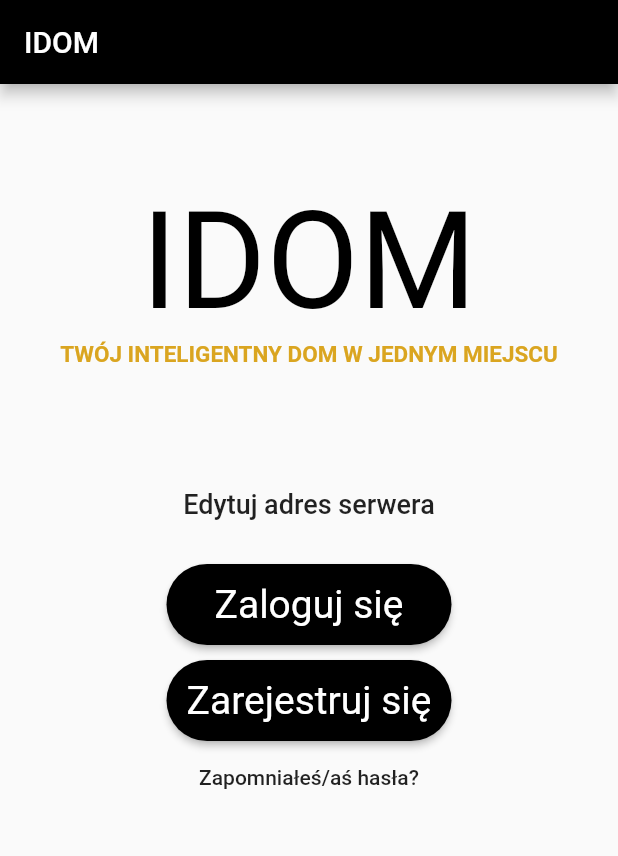
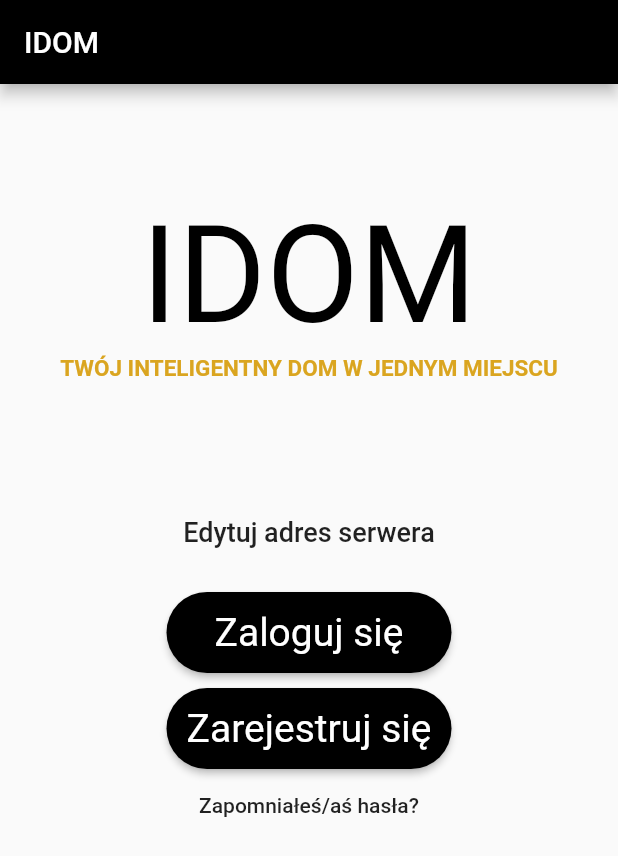
Before and after one commit to karolinaoparczyk/idom_mobile, a Flutter app: the screen it shows after launch, on a phone screen of 412 x 824 dp. Shown: the top 856 px of the screen. Run offline on Flutter 3.47's test engine with Material 2 defaults, Android fonts, the phone set to English and light mode, and no system bars; our stand-ins replace charts_flutter, permission_handler; accounts and stored records are empty.

Commit message:
last changes

```diff
--- a/lib/api.dart
+++ b/lib/api.dart
@@ -221,7 +221,7 @@ class Api {
       var resFrequency = await http.get('$url/sensors_data/list/$sensorId',
           headers: {
             HttpHeaders.authorizationHeader: "Token $userToken"
-          }).timeout(Duration(seconds: 5));
+          }).timeout(Duration(seconds: 10));
 
       Map<String, String> responses = {
         "bodySensorData": resFrequency.body.toString(),
--- a/lib/pages/setup/front.dart
+++ b/lib/pages/setup/front.dart
@@ -14,7 +14,12 @@ import 'edit_api_address.dart';
 /// allows signing in or signing up
 class Front extends StatefulWidget {
   Front(
-      {this.api, this.onSignedIn, this.onSignedOut, this.apiAddressAdded, this.apiAddress, this.setApiAddress});
+      {this.api,
+      this.onSignedIn,
+      this.onSignedOut,
+      this.apiAddressAdded,
+      this.apiAddress,
+      this.setApiAddress});
 
   Function(String, Account, Api) onSignedIn;
   VoidCallback onSignedOut;
@@ -36,19 +41,23 @@ class _FrontState extends State<Front> {
 
   @override
   Widget build(BuildContext context) {
+    MediaQueryData queryData;
+    queryData = MediaQuery.of(context);
+
     return WillPopScope(
         onWillPop: () async => false,
         child: Scaffold(
             key: _scaffoldKey,
             appBar:
                 AppBar(automaticallyImplyLeading: false, title: Text('IDOM')),
-            body: Column(
+            body:SingleChildScrollView(child: Container( alignment: Alignment.center, child: Center(
+                        child: Column(
+                          mainAxisSize: MainAxisSize.min,
                           mainAxisAlignment: MainAxisAlignment.center,
               crossAxisAlignment: CrossAxisAlignment.stretch,
               children: <Widget>[
-                Expanded(
-                    flex: 1,
-                    child: AnimatedContainer(
+                Flexible(flex:1, child: SizedBox(height: queryData.size.height/3, child:
+                AnimatedContainer(
                         curve: Curves.easeInToLinear,
                         duration: Duration(
                           milliseconds: 10,
@@ -72,10 +81,8 @@ class _FrontState extends State<Front> {
                                     fontWeight: FontWeight.bold),
                                 textAlign: TextAlign.center,
                               ),
-                            ]))),
-                Expanded(
-                    flex: 2,
-                    child: AnimatedContainer(
+                            ])))),
+                Flexible( flex: 2, child: SizedBox(height: queryData.size.height/3, child: AnimatedContainer(
                         curve: Curves.easeInToLinear,
                         duration: Duration(
                           milliseconds: 10,
@@ -99,22 +106,18 @@ class _FrontState extends State<Front> {
                             child: Text('Zapomniałeś/aś hasła?'),
                             onPressed: navigateToEnterEmail,
                           ),
-                        ]))),
+                        ])))),
               ],
-            )));
+            ))))));
   }
 
   apiAddressWarning() {
-    if (widget.apiAddressAdded == null){
+    if (widget.apiAddressAdded == null) {
       return Text("");
-    }
-    else if (!widget.apiAddressAdded) {
+    } else if (!widget.apiAddressAdded) {
       return Padding(
-          padding: EdgeInsets.only(
-              left: 0.0,
-              top: 0.0,
-              right: 0.0,
-              bottom: 10.0),
+          padding:
+              EdgeInsets.only(left: 0.0, top: 0.0, right: 0.0, bottom: 10.0),
           child: Text('Adres serwera nie został ustawiony',
               style: TextStyle(fontSize: 18, color: Colors.red)));
     }
@@ -126,8 +129,7 @@ class _FrontState extends State<Front> {
     var result = await Navigator.push(
         context,
         MaterialPageRoute(
-            builder: (context) =>
-                EditApiAddress(
+            builder: (context) => EditApiAddress(
                 api: widget.api,
                 onSignedOut: widget.onSignedOut,
                 apiAddress: widget.apiAddress),
@@ -186,8 +188,7 @@ class _FrontState extends State<Front> {
       var result = await Navigator.push(
           context,
           MaterialPageRoute(
-              builder: (context) =>
-                  SignIn(
+              builder: (context) => SignIn(
                   api: widget.api,
                   onSignedIn: widget.onSignedIn,
                   onSignedOut: widget.onSignedOut),
@@ -204,8 +205,7 @@ class _FrontState extends State<Front> {
       var result = await Navigator.push(
           context,
           MaterialPageRoute(
-              builder: (context) =>
-                  SignUp(
+              builder: (context) => SignUp(
                   api: widget.api,
                   onSignedIn: widget.onSignedIn,
                   onSignedOut: widget.onSignedOut),
--- a/lib/pages/setup/sign_in.dart
+++ b/lib/pages/setup/sign_in.dart
@@ -157,7 +157,7 @@ class _SignInState extends State<SignIn> {
                   flex: 30,
                   child: Column(children: <Widget>[
                     Expanded(
-                        flex: 3,
+                        flex: 2,
                         child: Form(
                             key: _formKey,
                             child: FocusScope(
```
Also changed, not shown: lib/pages/sensors/sensor_details.dart (+15 -9 lines), lib/pages/setup/sign_up.dart (+2 -11 lines). Lines whose indentation alone changed are shown as unchanged.
